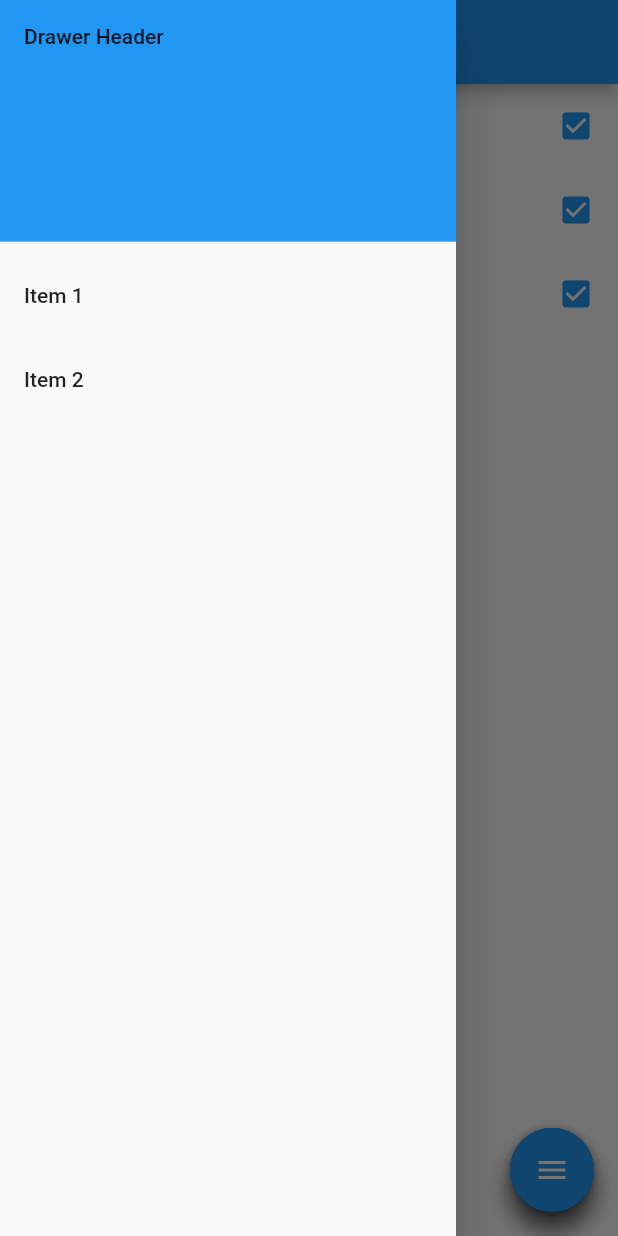
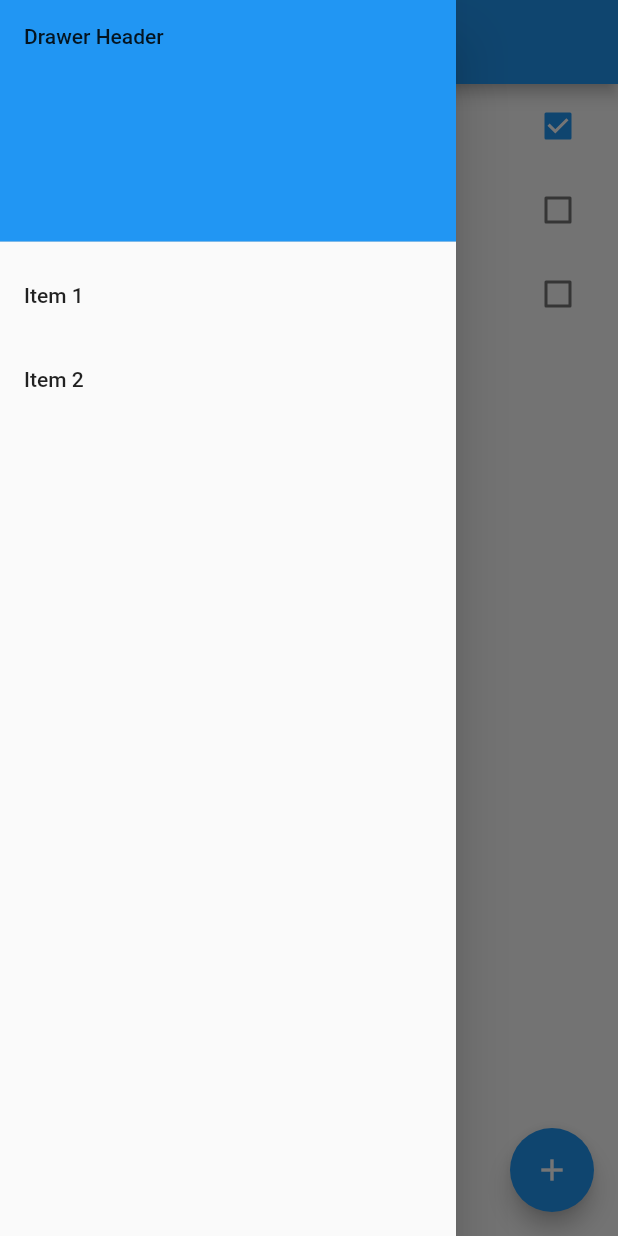
Before and after one commit to dibyanugraha/Flutter-Todo-Simple, a Flutter app: the screen it shows after launch, with the side drawer open, on a phone screen of 412 x 824 dp. Run offline on Flutter 3.47's test engine with Material 2 defaults, Android fonts, the phone set to English and light mode, and no system bars; our stand-ins replace equatable, sqflite; accounts and stored records are empty.

Commit message:
Add several files

```diff
--- /dev/null
+++ b/lib/dac/DataAccess.dart
@@ -0,0 +1,58 @@
+import 'dart:async';
+import 'package:sqflite/sqflite.dart';
+import 'package:todos/models/todo.dart';
+
+final String todoTable = "TodoItems";
+
+class DataAccess {
+  static final DataAccess _instance = DataAccess._internal();
+  Database _db;
+
+  factory DataAccess() {
+    return _instance;
+  }
+
+  DataAccess._internal();
+
+  Future open() async {
+
+    var databasesPath = await getDatabasesPath();
+    String path = databasesPath + "\todo.db";
+
+    _db = await openDatabase(path, version: 1,
+        onCreate: (Database db, int version) async {
+          await db.execute('''
+            create table $todoTable (
+            id integer primary key autoincrement,
+            name text not null,
+            isComplete integer not null)
+            ''');
+    });
+
+    // This is just a convenience block to populate the database if it's empty.
+    // We likely wouldn't use this in a real application
+    if((await getTodoItems()).length == 0) {
+      insertTodo(Todo(name: "Create First Todo", isComplete: true));
+      insertTodo(Todo(name: "Run a Marathon"));
+      insertTodo(Todo(name: "Create Todo_Flutter blog post"));
+    }
+  }
+
+  Future<List<Todo>> getTodoItems() async {
+    var data = await _db.query(todoTable);
+    return data.map((d) => Todo.fromMap(d)).toList();
+  }
+
+  Future insertTodo(Todo item) {
+    return _db.insert(todoTable, item.toMap());
+  }
+
+  Future updateTodo(Todo item) {
+    return _db.update(todoTable, item.toMap(),
+      where: "id = ?", whereArgs: [item.id]);
+  }
+
+  Future deleteTodo(Todo item) {
+    return _db.delete(todoTable, where: "id = ?", whereArgs: [item.id]);
+  }
+}
--- a/lib/main.dart
+++ b/lib/main.dart
@@ -1,6 +1,7 @@
 import 'package:flutter/foundation.dart';
 import 'package:flutter/material.dart';
 import 'package:todos/FancyFab.dart';
+import 'package:todos/screen/TodoListScreen.dart';
 
 void main() {
   runApp(MyApp());
@@ -8,26 +9,33 @@ void main() {
 
 // MyApp is a StatefulWidget. This allows us to update the state of the
 // Widget whenever an item is removed.
-class MyApp extends StatefulWidget {
-  MyApp({Key key}) : super(key: key);
-
+class MyApp extends StatelessWidget {
+  // This widget is the root of your application.
   @override
-  MyAppState createState() {
-    return MyAppState();
+  Widget build(BuildContext context) {
+    return MaterialApp(
+      debugShowCheckedModeBanner: false,
+      title: 'Todo Flutter',
+      theme: new ThemeData(
+        primarySwatch: Colors.blue,
+      ),
+      home: TodoListScreen(title: 'Todo List'),
+    );
   }
 }
 
 class MyAppState extends State<MyApp> {
-  final items = List<String>.generate(3, (i) => "Item ${i + 1}");
+  final items = List<String>.generate(5, (i) => "Item ${i + 1}");
 
   @override
   Widget build(BuildContext context) {
-    final title = 'Dismissing Items';
+    final title = 'Todo List';
 
     return MaterialApp(
+      debugShowCheckedModeBanner: false,
       title: title,
       theme: ThemeData(
-        primarySwatch: Colors.blue,
+        primarySwatch: Colors.red,
       ),
       home: Scaffold(
         appBar: AppBar(
--- a/lib/models/todo.dart
+++ b/lib/models/todo.dart
@@ -1,12 +1,13 @@
 
 import 'package:equatable/equatable.dart';
+import 'package:flutter/foundation.dart';
 
 class Todo extends Equatable {
   int id;
   final String name;
   bool isComplete;
 
-  Todo({this.name, this.isComplete = false});
+  Todo({this.id, @required this.name, this.isComplete = false});
 
   Todo.fromMap(Map<String, dynamic> map)
   : id = map["id"],
--- /dev/null
+++ b/lib/screen/TodoListScreen.dart
@@ -0,0 +1,11 @@
+import 'package:flutter/material.dart';
+import 'package:todos/screen/states/TodoListScreenState.dart';
+
+class TodoListScreen extends StatefulWidget {
+  TodoListScreen({Key key, this.title}) : super(key: key);
+
+  final String title;
+
+  @override
+  TodoListScreenState createState() => new TodoListScreenState();
+}
--- /dev/null
+++ b/lib/screen/states/TodoListScreenState.dart
@@ -0,0 +1,165 @@
+import 'package:flutter/material.dart';
+import 'package:todos/dac/DataAccess.dart';
+import 'package:todos/models/todo.dart';
+import 'package:todos/screen/TodoListScreen.dart';
+
+class TodoListScreenState extends State<TodoListScreen> {
+  List<Todo> _todos = List();
+  DataAccess _dataAccess;
+
+  TodoListScreenState() {
+    _dataAccess = DataAccess();
+  }
+
+  // @override
+  // initState() {
+  //   super.initState();
+  //   _dataAccess.open().then(
+  //     (result) => _dataAccess.getTodoItems()
+  //                   .then(
+  //                     (todoList) => setState(() => _todos = todoList)
+  //                   )
+  //   );
+  // }
+@override
+  initState() {
+    super.initState();
+    _dataAccess.open().then((result) {
+      _dataAccess.getTodoItems()
+                .then((r) {
+                  setState(() { _todos = r; });
+                });
+    });
+  }
+  void _addTodoItem() {}
+
+  Widget _createTodoWidget(Todo todo) {
+    return ListTile(
+      title: Text(todo.name),
+      trailing: Checkbox(
+        value: todo.isComplete,
+        onChanged: (value) => _updateTodoCompleteStatus(todo, value),
+      ),
+      onLongPress: () => _displayDeleteConfirmationDialog(todo),
+    );
+  }
+
+  void _updateTodoCompleteStatus(Todo todo, bool newStatus) {
+    final tempTodoItems = _todos;
+    tempTodoItems.firstWhere((i) => i.id == todo.id).isComplete = newStatus;
+    setState(() {
+      _todos = tempTodoItems;
+    });
+    // TODO: Persist change
+  }
+
+  void _deleteTodo(Todo todo) {
+    final tempTodoItems = _todos;
+    tempTodoItems.remove(todo);
+    setState(() {
+      _todos = tempTodoItems;
+    });
+    // TODO: Persist change
+  }
+
+  Future<Null> _displayDeleteConfirmationDialog(Todo todo) {
+    return showDialog<Null>(
+        context: context,
+        barrierDismissible: true, // Allow dismiss when tapping away from dialog
+        builder: (BuildContext context) {
+          return AlertDialog(
+            title: Text("Delete TODO"),
+            content: Text("Do you want to delete \"${todo.name}\"?"),
+            actions: <Widget>[
+              FlatButton(
+                child: Text("Cancel"),
+                onPressed: Navigator.of(context).pop, // Close dialog
+              ),
+              FlatButton(
+                child: Text("Delete"),
+                onPressed: () {
+                  _deleteTodo(todo);
+                  Navigator.of(context).pop(); // Close dialog
+                },
+              ),
+            ],
+          );
+        });
+  }
+
+  @override
+  Widget build(BuildContext context) {
+    return Scaffold(
+      appBar: AppBar(
+        title: Text(widget.title),
+      ),
+      body: ListView.builder(
+        itemCount: _todos.length,
+        itemBuilder: (context, index) {
+          final item = _todos[index];
+
+          return Dismissible(
+            // Each Dismissible must contain a Key. Keys allow Flutter to
+            // uniquely identify Widgets.
+            key: Key(item.id.toString()),
+            // We also need to provide a function that tells our app
+            // what to do after an item has been swiped away.
+            onDismissed: (direction) {
+              // Remove the item from our data source.
+              setState(() {
+                _todos.removeAt(index);
+              });
+
+              // Then show a snackbar!
+              Scaffold.of(context)
+                  .showSnackBar(SnackBar(content: Text("$item dismissed")));
+            },
+            // Show a red background as the item is swiped away
+            background: Container(color: Colors.red),
+            child: _todos.map(_createTodoWidget).elementAt(index),
+          );
+        },
+      ),
+      floatingActionButton: FloatingActionButton(
+        onPressed: _addTodoItem,
+        tooltip: 'Add Todo',
+        child: Icon(Icons.add),
+      ),
+      drawer: Drawer(
+        // Add a ListView to the drawer. This ensures the user can scroll
+        // through the options in the Drawer if there isn't enough vertical
+        // space to fit everything.
+        child: ListView(
+          // Important: Remove any padding from the ListView.
+          padding: EdgeInsets.zero,
+          children: <Widget>[
+            DrawerHeader(
+              child: Text('Drawer Header'),
+              decoration: BoxDecoration(
+                color: Colors.blue,
+              ),
+            ),
+            ListTile(
+              title: Text('Item 1'),
+              onTap: () {
+                // Update the state of the app
+                // ...
+                // Then close the drawer
+                Navigator.pop(context);
+              },
+            ),
+            ListTile(
+              title: Text('Item 2'),
+              onTap: () {
+                // Update the state of the app
+                // ...
+                // Then close the drawer
+                Navigator.pop(context);
+              },
+            ),
+          ],
+        ),
+      ),
+    );
+  }
+}
--- a/pubspec.yaml
+++ b/pubspec.yaml
@@ -24,6 +24,7 @@ dependencies:
   # Use with the CupertinoIcons class for iOS style icons.
   cupertino_icons: ^0.1.2
   equatable: ^0.2.0
+  sqflite: ^1.1.0
 
 dev_dependencies:
   flutter_test:
```
Also changed, not shown: lib/screen/AddTodoItemScreen.dart (added, +7 -0 lines), lib/screen/states/AddTodoItemScreenState.dart (added, +37 -0 lines), pubspec.lock.
